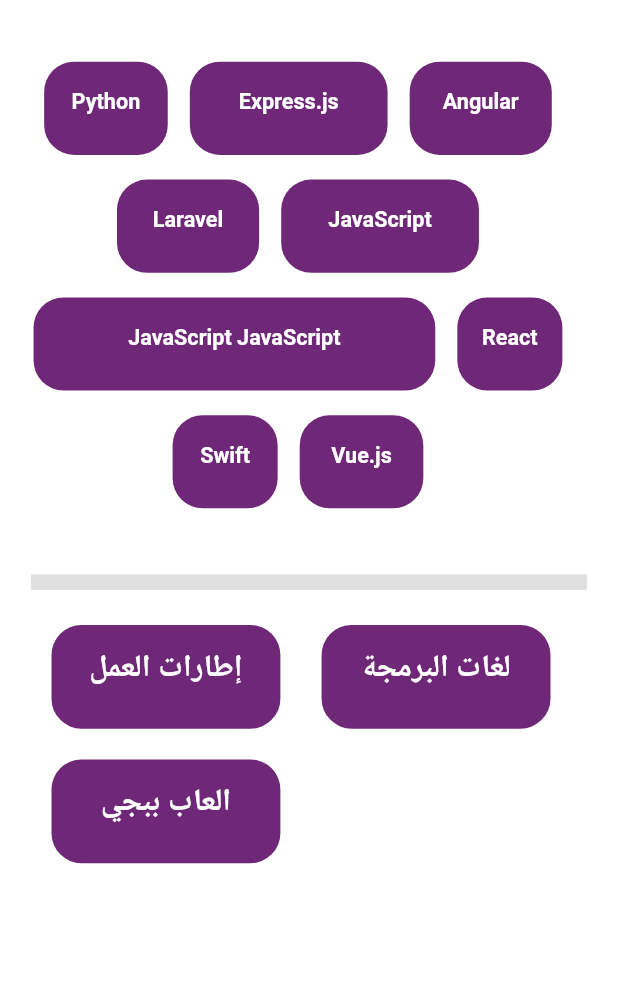
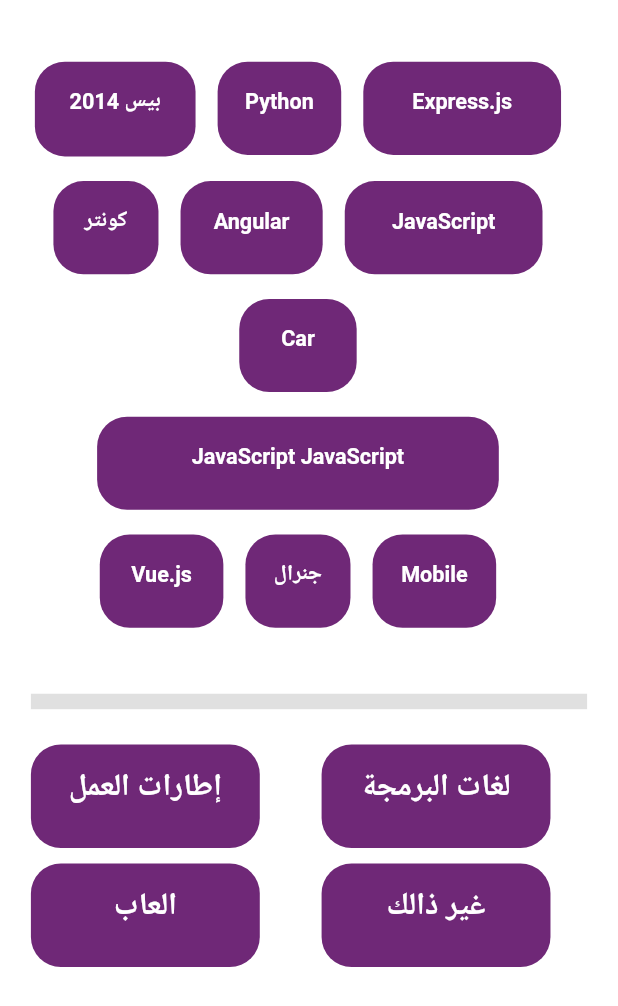
Before and after one commit to laith-alskaf/task_laith, a Flutter app: the screen it shows after launch, on a phone screen of 412 x 824 dp. Shown: the top 1006 px of the screen. Run offline on Flutter 3.47's test engine with Material 2 defaults, Android fonts, the phone set to English and light mode, and no system bars; our stand-ins replace get; Roboto replaces fonts that are missing (Alexandria).

Commit message:
Update to improve both Design and Code

```diff
--- a/lib/app/my_app.dart
+++ b/lib/app/my_app.dart
@@ -9,7 +9,7 @@ class MyApp extends StatelessWidget {
   @override
   Widget build(BuildContext context) {
     return GetMaterialApp(
-      title: 'Flutter Demo',
+      title: 'Task',
       debugShowCheckedModeBanner: false,
       theme: ThemeData(
         fontFamily: 'Alexandria',
--- a/lib/ui/shared/custom_widgets/custom_container.dart
+++ b/lib/ui/shared/custom_widgets/custom_container.dart
@@ -24,9 +24,7 @@ class CustomContainer extends StatelessWidget {
 
   @override
   Widget build(BuildContext context) {
-    return Stack(
-      children: [
-        Container(
+    return Container(
         decoration: BoxDecoration(
           borderRadius: BorderRadius.circular(20),
           color: color ?? AppColors.darkPurpleColor,
@@ -51,8 +49,6 @@ class CustomContainer extends StatelessWidget {
                 : const SizedBox(),
             (screenWidth(30)).ph,
           ],
-            )),
-      ],
-    );
+        ));
   }
 }
--- a/lib/ui/shared/custom_widgets/custom_row_text.dart
+++ b/lib/ui/shared/custom_widgets/custom_row_text.dart
@@ -33,7 +33,7 @@ class CustomRowText extends StatelessWidget {
                     fontsize: width * 0.04,
                     fontWeight: FontWeight.bold,
                     textcolor: AppColors.colorDropData),
-                (screenWidth(20)).pw,
+                (screenWidth(90)).pw,
                 Expanded(
                   flex: 10,
                   child: CustomText(
--- a/lib/ui/views/home_view/home_view.dart
+++ b/lib/ui/views/home_view/home_view.dart
@@ -10,7 +10,7 @@ import 'package:task/ui/views/home_view/home_view_widget/dragtarget_widget.dart'
 import 'home_view_widget/draggable_widget.dart';
 
 class MyView extends StatelessWidget {
-  MyView({super.key});
+ const MyView({super.key});
 
   @override
   Widget build(BuildContext context) {
@@ -49,17 +49,13 @@ class MyView extends StatelessWidget {
                       (screenHeight(20)).ph,
                       Divider(thickness: screenWidth(40)),
                       (screenHeight(40)).ph,
-                      Wrap(
+                      Wrap(spacing: screenWidth(10),runSpacing: screenWidth(40),
                           crossAxisAlignment: WrapCrossAlignment.start,
                           children: List.generate(
                               homeController.classifications.length, (index) {
-                            return Padding(
-                              padding: EdgeInsets.symmetric(
-                                  horizontal: screenWidth(30)),
-                              child: DragTargetWidget(
-                                  text: homeController.classifications[index],
-                                  index: index,),
-                            );
+                            return DragTargetWidget(
+                                text: homeController.classifications[index],
+                                index: index,);
                           })),
                     ],
                   ),
--- a/lib/ui/views/home_view/home_view_controller.dart
+++ b/lib/ui/views/home_view/home_view_controller.dart
@@ -1,7 +1,12 @@
 import 'package:get/get.dart';
 
 class HomeViewController extends GetxController {
-  List<String> classifications = ['إطارات العمل', 'لغات البرمجة', 'العاب ببجي'];
+  List<String> classifications = [
+    'إطارات العمل',
+    'لغات البرمجة',
+    'العاب',
+    'غير ذالك'
+  ];
   RxList<List> droppedData = <List>[].obs;
 
   updateData(String dataNew, int index) {
@@ -12,19 +17,20 @@ class HomeViewController extends GetxController {
   removeFromClass(String dataNew, int index) {
     droppedData[index].remove(dataNew);
     listOfText.add(dataNew);
-
   }
 
   RxList<String> listOfText = [
+    'بيس 2014',
     'Python',
     'Express.js',
+    'كونتر',
     'Angular',
-    'Laravel',
     'JavaScript',
+    'Car',
     'JavaScript JavaScript',
-    'React',
-    'Swift',
-    'Vue.js'
+    'Vue.js',
+    'جنرال',
+    'Mobile',
   ].obs;
 
   @override
--- a/lib/ui/views/home_view/home_view_widget/draggable_widget.dart
+++ b/lib/ui/views/home_view/home_view_widget/draggable_widget.dart
@@ -6,7 +6,8 @@ import 'package:task/ui/shared/utils.dart';
 class DraggableWidget extends StatelessWidget {
   final String data;
 
-   DraggableWidget({super.key, required this.data});
+  const DraggableWidget({super.key, required this.data});
+
   @override
   Widget build(BuildContext context) {
     int textLength = data.length;
@@ -15,19 +16,16 @@ class DraggableWidget extends StatelessWidget {
       data: data,
       child: CustomContainer(
         text: data,
-        // heightContainer: screenHeight(15),
         widthContainer: buttonWidth > width * 0.15 ? buttonWidth : width * 0.19,
       ),
       feedback: CustomContainer(
         text: data,
         color: AppColors.darkPurpleColorOpacity,
-        // heightContainer: screenHeight(15),
         widthContainer: buttonWidth > width * 0.15 ? buttonWidth : width * 0.19,
       ),
-      childWhenDragging:CustomContainer(
+      childWhenDragging: CustomContainer(
         text: data,
         color: AppColors.darkPurpleColorOpacity,
-        // heightContainer: screenHeight(15),
         widthContainer: buttonWidth > width * 0.15 ? buttonWidth : width * 0.19,
       ),
     );
--- a/lib/ui/views/home_view/home_view_widget/dragtarget_widget.dart
+++ b/lib/ui/views/home_view/home_view_widget/dragtarget_widget.dart
@@ -9,28 +9,21 @@ class DragTargetWidget extends StatelessWidget {
   DragTargetWidget(
       {super.key,
       required this.text,
-      // required this.dataDisplay,
       required this.index,
       this.onTap});
 
   final int index;
   final String text;
-  // final List<String> dataDisplay;
   final Function()? onTap;
 
   @override
   Widget build(BuildContext context) {
     return DragTarget(
       builder: (context, List<dynamic> candidateData, rejectedData) {
-        return Column(
-          children: [
-            CustomContainer(fontSizeText: width*0.05,
-              text: text,
-              textOfDrop:  homeController.droppedData[index],
-              index:index,
-            ),
-            (screenWidth(20)).ph,
-          ],
+        return CustomContainer(fontSizeText: width*0.05,
+          text: text,
+          textOfDrop:  homeController.droppedData[index],
+          index:index,
         );
       },
       onAccept: (String data) {
```
Also changed, not shown: lib/ui/shared/extensions/custom_navigator_shared.dart (deleted, +0 -30 lines). Lines whose indentation alone changed are shown as unchanged.
